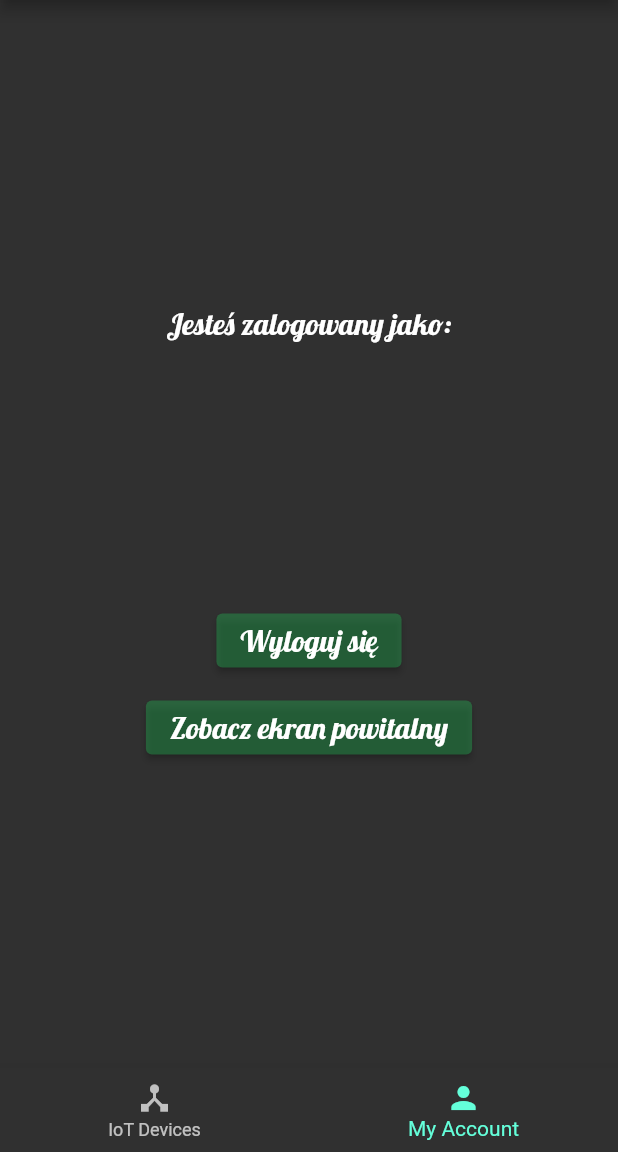
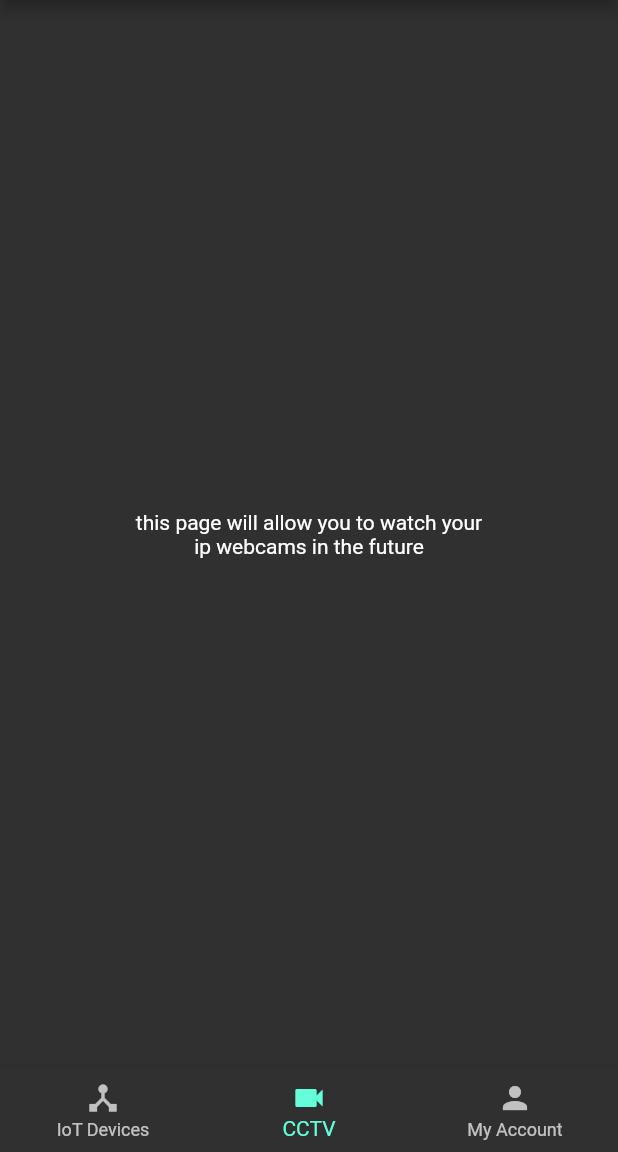
Before and after one commit to stanislawszewerda/smart_home, a Flutter app: the screen it shows once a user with an empty profile is signed in, item 2 of the bottom bar chosen, on a phone screen of 412 x 824 dp, the part 84-1236 px from its top. Run offline on Flutter 3.47's test engine with Material 2 defaults, Android fonts, the phone set to English and light mode, and no system bars; our stand-ins replace firebase_auth, firebase_core, google_fonts; accounts and stored records are empty.

Commit message:
Add cctv page

```diff
--- a/lib/app/home/home_page.dart
+++ b/lib/app/home/home_page.dart
@@ -1,6 +1,7 @@
 import 'package:firebase_auth/firebase_auth.dart';
 import 'package:flutter/material.dart';
 import 'package:google_fonts/google_fonts.dart';
+import 'package:smart_home/app/home/home_page_cctv_content.dart';
 import 'package:smart_home/app/home/home_page_iot_devices_content.dart';
 import 'package:smart_home/app/home/home_page_my_account_page_content.dart';
 
@@ -43,7 +44,6 @@ class _HomePageState extends State<HomePage> {
               Navigator.of(context).pop();
             },
           ),
-          const Divider(),
           ListTile(
             onTap: () {},
             leading: const Icon(Icons.add),
@@ -88,11 +88,13 @@ class _HomePageState extends State<HomePage> {
       ///
       body: Builder(
         builder: (context) {
-          if (currentIndex == 1) {
+          if (currentIndex == 2) {
             return MyAccount(widget: widget);
           }
+          if (currentIndex == 1) {
+            return const Cctv();
+          }
 
-          //if (cu)
           return const IotDevices();
         },
       ),
@@ -106,7 +108,9 @@ class _HomePageState extends State<HomePage> {
         items: const [
           BottomNavigationBarItem(
               icon: Icon(Icons.device_hub), label: 'IoT Devices'),
-          BottomNavigationBarItem(icon: Icon(Icons.person), label: 'My Account')
+          BottomNavigationBarItem(icon: Icon(Icons.videocam), label: 'CCTV'),
+          BottomNavigationBarItem(
+              icon: Icon(Icons.person), label: 'My Account'),
         ],
       ),
     );
--- /dev/null
+++ b/lib/app/home/home_page_cctv_content.dart
@@ -0,0 +1,20 @@
+import 'package:flutter/material.dart';
+
+class Cctv extends StatelessWidget {
+  const Cctv({
+    Key? key,
+  }) : super(key: key);
+
+  @override
+  Widget build(BuildContext context) {
+    return Center(
+      child: Column(
+        mainAxisAlignment: MainAxisAlignment.center,
+        children: const [
+          Text('this page will allow you to watch your'),
+          Text('ip webcams in the future')
+        ],
+      ),
+    );
+  }
+}
```
